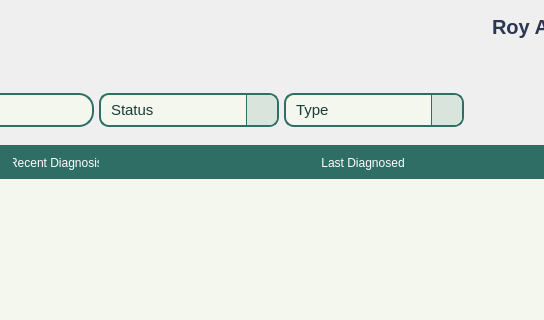
Qt form Views/Doctor_CheckUpList.ui (VinsmokeSanji69/COVACHA_CLINIC_SYSTEM) before a commit; both pictures show x 312 to 856 and y 0 to 320 of the 1074 by 748 pixel window.
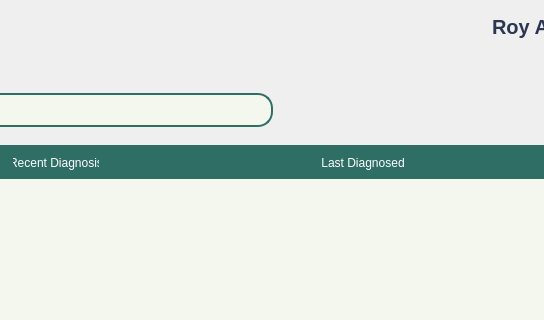
The same form after that commit. Icons and pictures are not drawn.

What changed in the file:
```diff
--- a/Views/Doctor_CheckUpList.ui
+++ b/Views/Doctor_CheckUpList.ui
@@ -627,51 +627,6 @@
               </layout>
              </widget>
             </item>
-            <item>
-             <widget class="QComboBox" name="StatusBox">
-              <property name="sizePolicy">
-               <sizepolicy hsizetype="Preferred" vsizetype="Fixed">
-                <horstretch>0</horstretch>
-                <verstretch>0</verstretch>
-               </sizepolicy>
-              </property>
-              <property name="minimumSize">
-               <size>
-                <width>180</width>
-                <height>0</height>
-               </size>
-              </property>
-              <property name="styleSheet">
-               <string notr="true"/>
-              </property>
-              <property name="editable">
-               <bool>false</bool>
-              </property>
-              <item>
-               <property name="text">
-                <string>Status</string>
-               </property>
-              </item>
-             </widget>
-            </item>
-            <item>
-             <widget class="QComboBox" name="TypeBox">
-              <property name="minimumSize">
-               <size>
-                <width>180</width>
-                <height>0</height>
-               </size>
-              </property>
-              <property name="styleSheet">
-               <string notr="true"/>
-              </property>
-              <item>
-               <property name="text">
-                <string>Type</string>
-               </property>
-              </item>
-             </widget>
-            </item>
             <item>
              <spacer name="horizontalSpacer_4">
               <property name="orientation">
```
Left out of the diff: 9 changed lines with no effect on the pictures.
